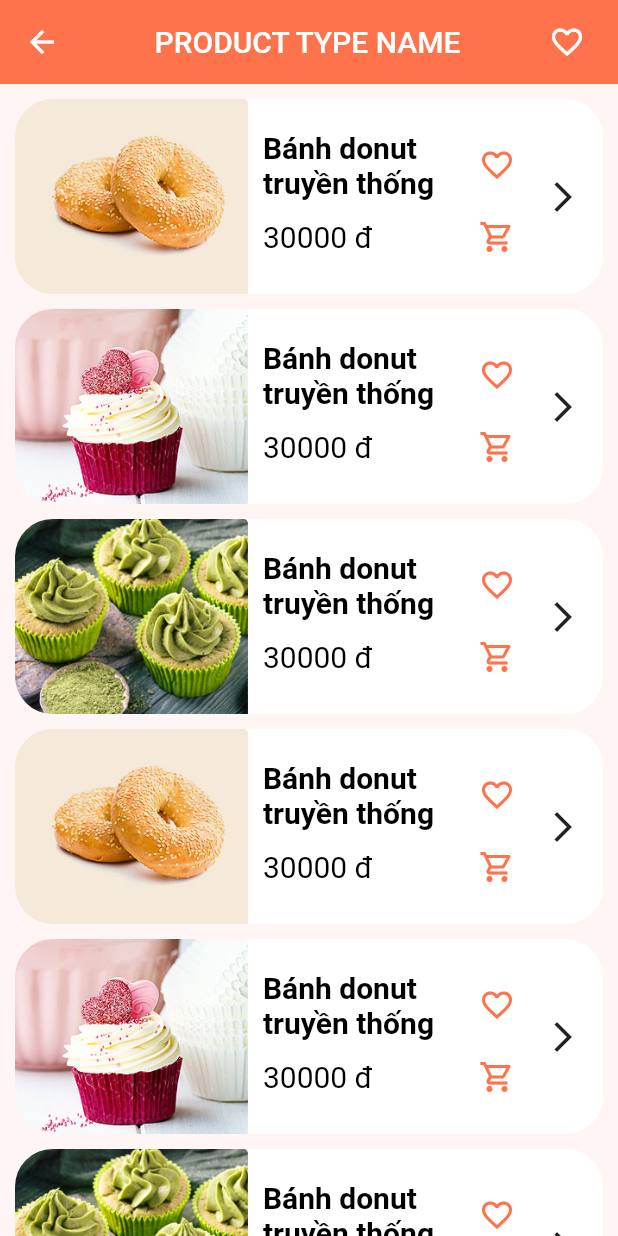
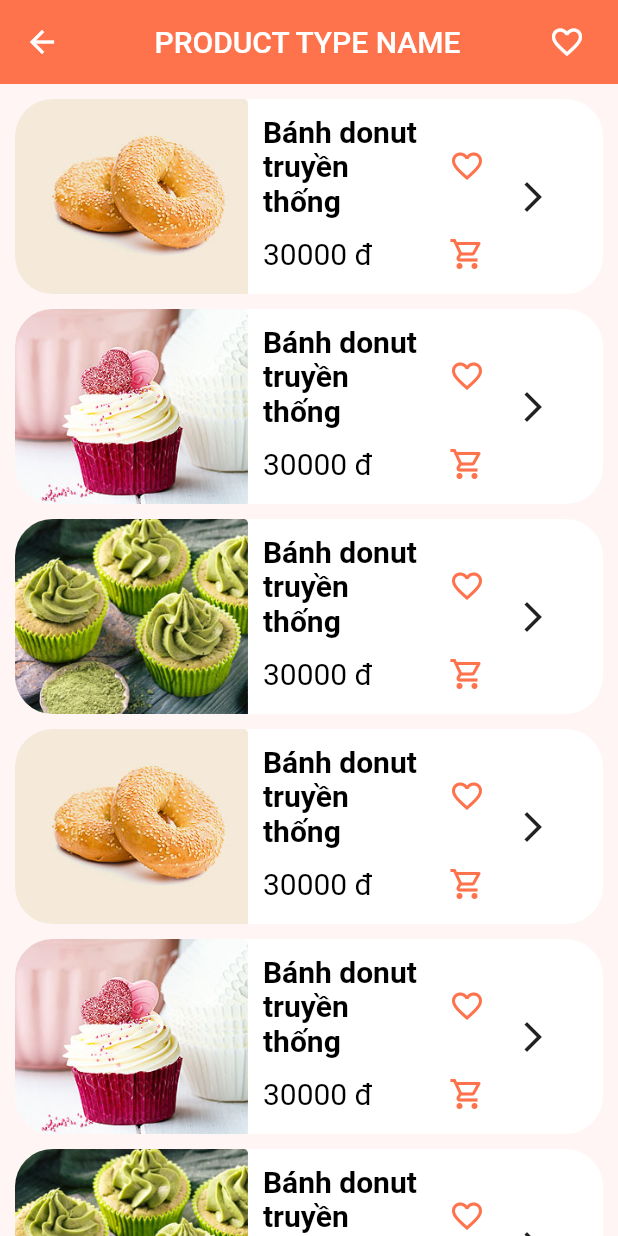
Before and after one commit to vinhvinhvinh/CakeBakeryMobile, a Flutter app: the ProductsByCategory screen opened by its route, on a phone screen of 412 x 824 dp. Run offline on Flutter 3.47's test engine with Material 2 defaults, Android fonts, the phone set to English and light mode, and no system bars; our stand-ins replace carousel_slider, flutter_svg.

Commit message:
sửa overflow trong list product by category

```diff
--- a/flutter_application_cake_bakery/lib/main.dart
+++ b/flutter_application_cake_bakery/lib/main.dart
@@ -33,7 +33,7 @@
         visualDensity: VisualDensity.adaptivePlatformDensity,
       ),
       routes: {
-        '/': (context) => const LoginScreen(),
+        '/': (context) => const ProductsByCategory(),
         '/main_screen': (context) => MainScreen(),
         '/signup': (context) => const SignUpScreen(),
         '/forget_password': (context) => const ForgetPassword(),
@@ -45,7 +45,7 @@
             const SettingAndSecurityScreen(),
         'account/account_and_security/change_password': (context) =>
             const PasswordChangeScreen(),
-            '/products_by_category':(context)=> const ProductsByCategory(),
+        '/products_by_category': (context) => const ProductsByCategory(),
       },
       initialRoute: '/',
     );
--- a/flutter_application_cake_bakery/lib/screens/listproductsbycategory/components/body_list_products_by_category.dart
+++ b/flutter_application_cake_bakery/lib/screens/listproductsbycategory/components/body_list_products_by_category.dart
@@ -1,4 +1,3 @@
-
 import 'package:flutter/material.dart';
 import 'package:flutter_application_cake_bakery/constant.dart';
 import 'package:flutter_application_cake_bakery/models/Product.dart';
@@ -64,13 +63,13 @@ class _ProductItemState extends State<ProductItem> {
                   Column(
                     children: [
                       Container(
-                        padding: const EdgeInsets.fromLTRB(10, 20, 0, 0),
-                        width: 190,
+                        padding: const EdgeInsets.fromLTRB(10, 10, 0, 0),
+                        width: 170,
                         child: Row(
                           children: [
                             Container(
                               //padding: const EdgeInsets.fromLTRB(0, 0, 20, 0),
-                              width: 130,
+                              width: 110,
                               child: Text(
                                 '${widget.product.productName}',
                                 style: const TextStyle(
@@ -82,7 +81,9 @@ class _ProductItemState extends State<ProductItem> {
                             const Spacer(),
                             IconButton(
                               onPressed: () {
-                                setState((){_isChecked=!_isChecked;});
+                                setState(() {
+                                  _isChecked = !_isChecked;
+                                });
                               },
                               icon: Icon(
                                 _isChecked
@@ -98,13 +99,14 @@ class _ProductItemState extends State<ProductItem> {
                       //Price Product
                       Container(
                         padding: const EdgeInsets.fromLTRB(10, 0, 0, 0),
-                        width: 190,
+                        width: 170,
                         //color: Colors.green,
                         child: Row(
                           children: [
                             Text(
                               "${widget.product.price} đ",
-                              style: const TextStyle(color: ktextColor, fontSize: 20),
+                              style: const TextStyle(
+                                  color: ktextColor, fontSize: 20),
                             ),
                             const Spacer(),
                             IconButton(
```
